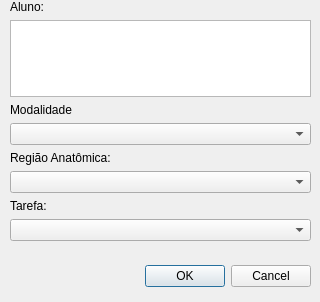
This is anatomy/assignmentchooser.ui in caiovosilva/anatomy as Qt 5 draws it before an edit. The edited form follows.
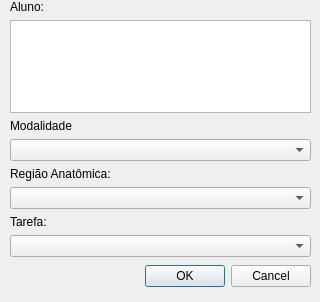
This is the edited form.

```diff
--- a/anatomy/assignmentchooser.ui
+++ b/anatomy/assignmentchooser.ui
@@ -35,7 +35,7 @@
      <x>10</x>
      <y>0</y>
      <width>301</width>
-     <height>241</height>
+     <height>257</height>
     </rect>
    </property>
    <layout class="QVBoxLayout" name="verticalLayout">
```
Left out of the diff: 3 changed lines with no effect on the pictures.
